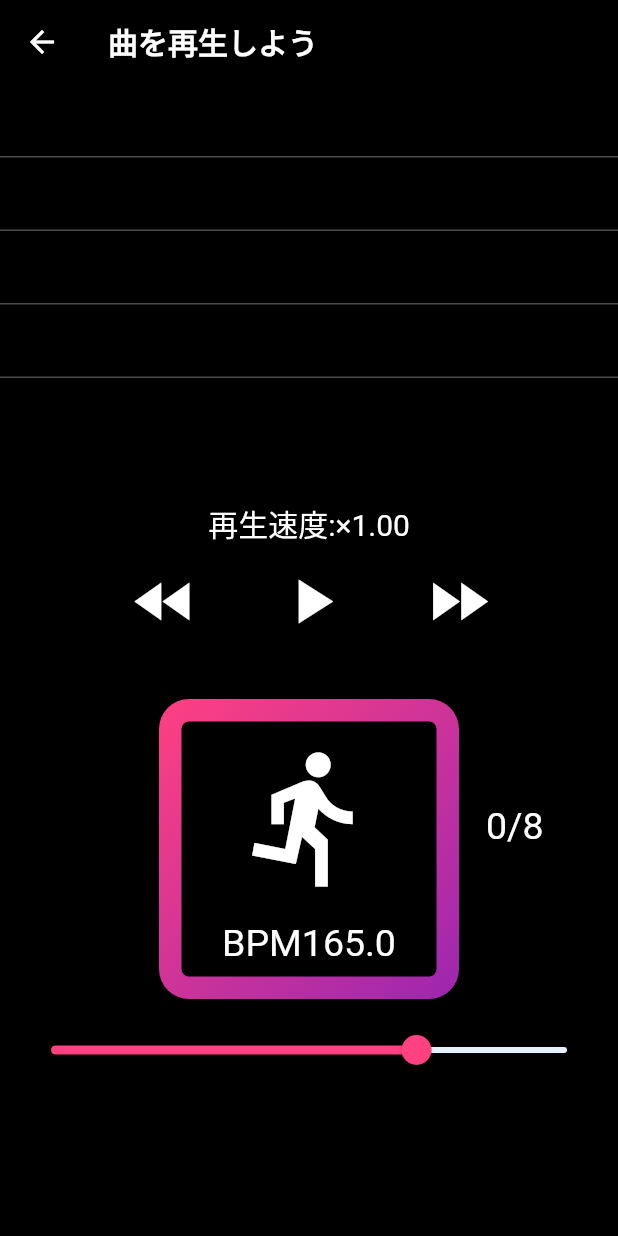
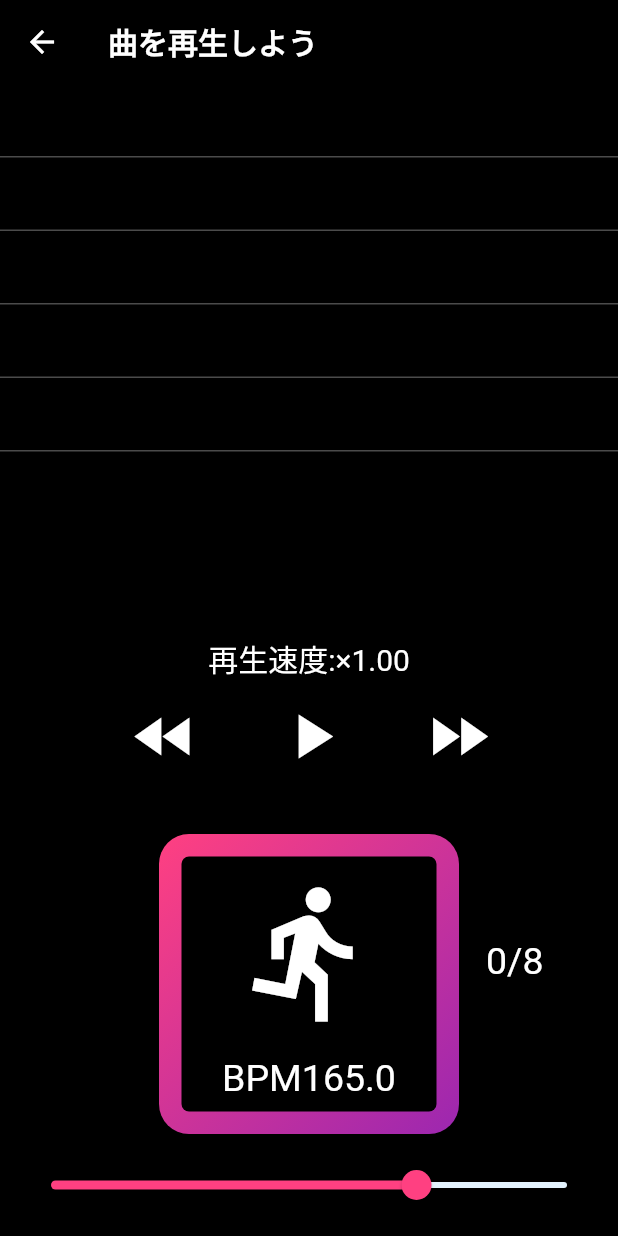
Before and after one commit to beatwalking55/beatim2, a Flutter app: the PlayPage screen opened directly, on a phone screen of 412 x 824 dp. Run offline on Flutter 3.47's test engine with Material 2 defaults, Android fonts, the phone set to English and light mode, and no system bars; our stand-ins replace cloud_firestore, firebase_core, just_audio; missing offline and left inert: audio_session, dart:ffi; accounts and stored records are empty.

Commit message:
BPMスライダーの下の空白を狭めた

```diff
--- a/lib/playpage.dart
+++ b/lib/playpage.dart
@@ -383,7 +383,7 @@ class _PlayPageState extends State<PlayPage> {
               ),
               Padding(
                 padding:
-                    const EdgeInsets.fromLTRB(10, 0, 10, 100), //BPM計測ボタン周りの余白
+                    const EdgeInsets.fromLTRB(10, 0, 10, 10), //BPM計測ボタン周りの余白
                 child: Transform.rotate(
                   angle: 0,
                   child: Slider(
```
